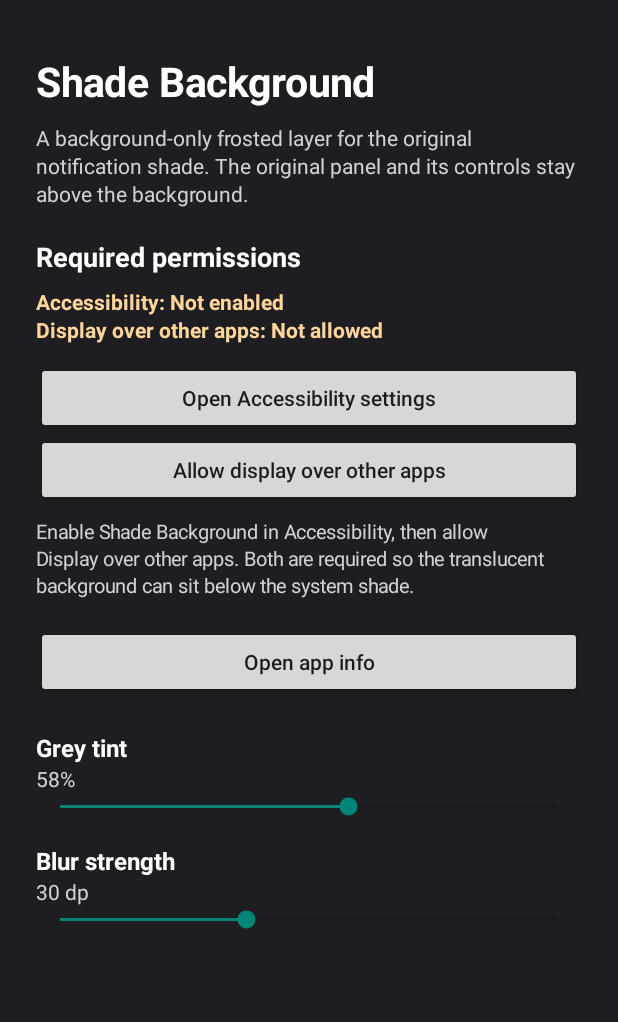
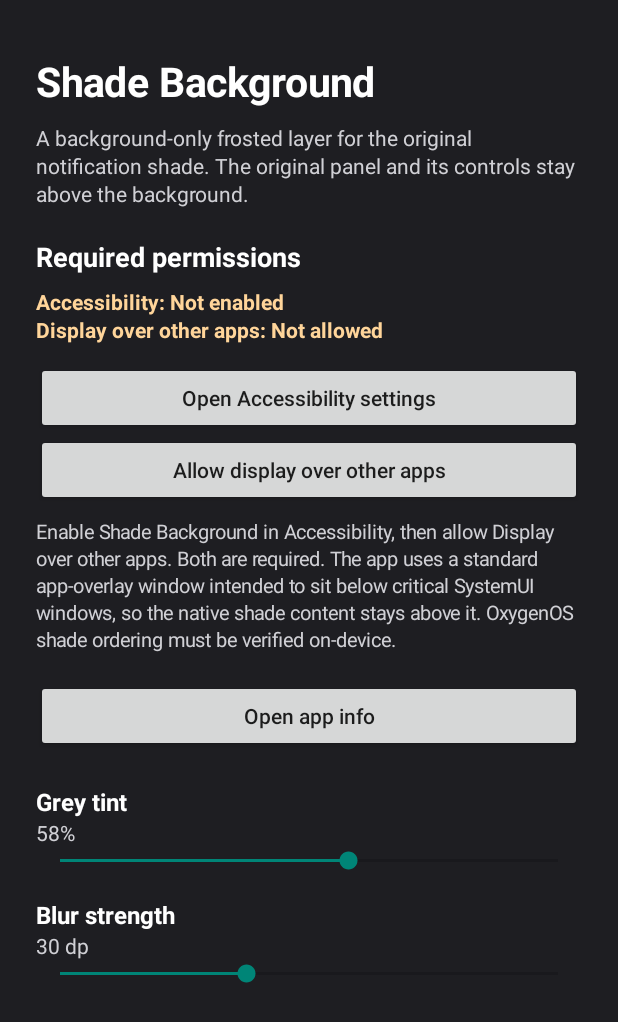
Before and after one commit to Wasifazhar00/Translucent-notify, an Android app: the screen it shows after launch (MainActivity), on a phone screen of 412 x 824 dp. Shown: the top 1022 px of the screen. Run offline under Robolectric (Android 15) with nearby library versions, the phone set to English and light mode, and no system bars.

Commit message:
Clarify standard overlay permission and native shade layering

```diff
--- a/app/src/main/java/com/wasif/translucentnotify/MainActivity.kt
+++ b/app/src/main/java/com/wasif/translucentnotify/MainActivity.kt
@@ -55,7 +55,7 @@ class MainActivity : Activity() {
         })
         page.addView(label(
             "Enable Shade Background in Accessibility, then allow Display over other apps. " +
-                "Both are required so the translucent background can sit below the system shade.",
+                "Both are required. The app uses a standard app-overlay window intended to sit below critical SystemUI windows, so the native shade content stays above it. OxygenOS shade ordering must be verified on-device.",
             13,0xFFD0D0D5.toInt(),false
         ).apply { setPadding(0,dp(8),0,dp(18)) })
 
```
